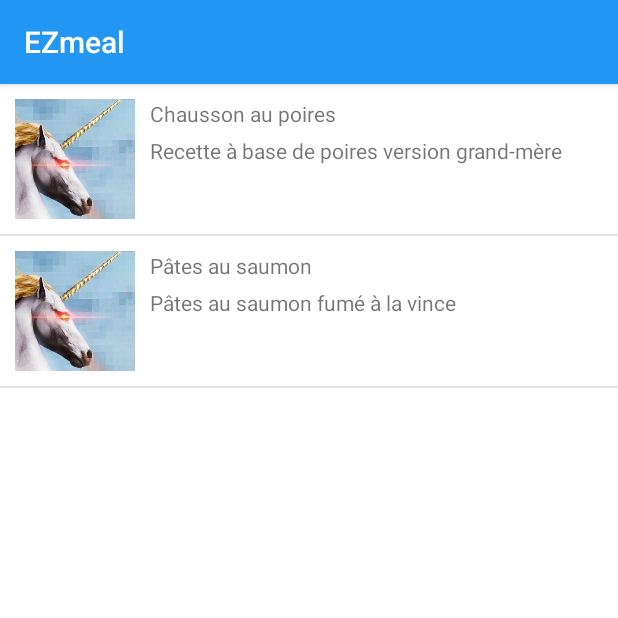
After one commit to CharlesFrere/EZmeal_groupeH5, an Android app: the Catalogue screen opened directly, with no data from a screen before it, on a phone screen of 412 x 824 dp, the top half of it. The commit adds this screen. Run offline under Robolectric (Android 15) with nearby library versions, the phone set to English and light mode, and no system bars.

Commit message:
Commit 6: création Catalogue.java, CustomAdapter.java. Création d'un catalogue qui affiche toutes les recettes (à pauffiner). Fait grâce à ListView. Création de table recette et toutes les données des recettes.

```diff
--- a/app/src/main/AndroidManifest.xml
+++ b/app/src/main/AndroidManifest.xml
@@ -19,6 +19,7 @@
         <activity android:name=".Display"></activity>
         <activity android:name=".Sinscrire"></activity>
         <activity android:name=".Compte"></activity>
+        <activity android:name=".Catalogue" />
     </application>
 
 </manifest>
--- a/app/src/main/java/com/ezmeal/groupeh/ezmeal/BDDmanager.java
+++ b/app/src/main/java/com/ezmeal/groupeh/ezmeal/BDDmanager.java
@@ -10,13 +10,15 @@ import android.content.Context;
 import android.util.Log;
 import android.widget.Toast;
 
+import java.util.ArrayList;
+
 /**
  * Created by elthe on 23-04-17.
  */
 
 public class BDDmanager extends SQLiteOpenHelper {
 
-    private static final int DATABASE_VERSION = 6;
+    private static final int DATABASE_VERSION = 18;
     private static final String DATABASE_NAME = "myBDD.db";
     private static final String TABLE_NAME = "utilisateur";
     private static final String COLUMN_ID = "id";
@@ -27,14 +29,93 @@ public class BDDmanager extends SQLiteOpenHelper {
     private static final String COLUMN_MDP = "mdp";
     private static final String TABLE_CREATE = "CREATE TABLE" + TABLE_NAME;
 
+    //2eme table
+    private static final String TABLE_NAME2 = "recette";
+    private static final String COLUMN_NOMR = "nomR";
+    private static final String COLUMN_DESCRIPTION = "description";
+    private static final String COLUMN_ETAPE = "etape";
+    private static final String COLUMN_DATE = "date";
+    private static final String COLUMN_TPREPARATION = "Tpreparation";
+    private static final String COLUMN_TCUISSON = "Tcuisson";
+    private static final String COLUMN_FACILITE = "facilite";
+    private static final String COLUMN_TYPE = "type";
+    private static final String COLUMN_SOUSTYPE = "sousType";
+    private static final String COLUMN_NBR = "nbr";
+    private static final String COLUMN_IMAGE = "image";
+
+
 
     public BDDmanager(Context context){
         super(context, DATABASE_NAME, null, DATABASE_VERSION);
     }
 
+
     @Override
     public void onCreate(SQLiteDatabase db) {
-        String query =  "CREATE TABLE " + TABLE_NAME + "(" +
+
+        //création de la table recettes
+        String query =  "CREATE TABLE " + TABLE_NAME2 + "(" +
+                COLUMN_NOMR + " VARCHAR(255) PRIMARY KEY, " +
+                //COLUMN_ID + " INTEGER PRIMARY KEY AUTOINCREMENT, " +
+                COLUMN_DESCRIPTION + " VARCHAR(255), " +
+                COLUMN_ETAPE + " VARCHAR(255), " +
+                COLUMN_DATE + " VARCHAR(255), " +
+                COLUMN_TPREPARATION + " INTEGER, " +
+                COLUMN_TCUISSON + " INTEGER, " +
+                COLUMN_FACILITE + " INTEGER, " +
+                COLUMN_TYPE + " VARCHAR(255), " +
+                COLUMN_SOUSTYPE + " VARCHAR(255), " +
+                COLUMN_NBR + " INTEGER, " +
+                COLUMN_IMAGE + " VARCHAR(255) " +
+                ");";
+        db.execSQL(query);
+
+        //on met des données dans la table recette
+        ContentValues PatesSaumon = new ContentValues();
+        PatesSaumon.put(COLUMN_NOMR, "Pâtes au saumon");
+        PatesSaumon.put(COLUMN_DESCRIPTION, "Pâtes au saumon fumé à la vince");
+        PatesSaumon.put(COLUMN_ETAPE, "Faire fondre le beurre dans une casserole et y faire revenir l'échalote hachée jusqu'à ce qu'elle blondisse.\n" +
+                "Déglacer avec le vin blanc et attendre la reprise de l'ébullition.\n" +
+                "Ajouter le jus de citron, la crème fraîche, la sauce tomate et la ciboulette.\n" +
+                "Enfin, ajouter à la préparation le saumon coupé grossièrement en carrés. \n" +
+                "Laisser chauffer la sauce sur feu très doux pendant la cuisson des pâtes.\n" +
+                "Servez la sauce et les pâtes séparément.\n" +
+                "Bon appétit !!!");
+        PatesSaumon.put(COLUMN_DATE, "2017-03-07");
+        PatesSaumon.put(COLUMN_TPREPARATION, 10);
+        PatesSaumon.put(COLUMN_TCUISSON, 15);
+        PatesSaumon.put(COLUMN_FACILITE, "facile");
+        PatesSaumon.put(COLUMN_TYPE, "plat");
+        PatesSaumon.put(COLUMN_SOUSTYPE, "chaud");
+        PatesSaumon.put(COLUMN_NBR, 4);
+        PatesSaumon.put(COLUMN_IMAGE, "patesSaumon");
+        db.insert(TABLE_NAME2, null, PatesSaumon);
+
+        ContentValues ChaussonPoires = new ContentValues();
+        ChaussonPoires.put(COLUMN_NOMR, "Chausson au poires");
+        ChaussonPoires.put(COLUMN_DESCRIPTION, "Recette à base de poires version grand-mère");
+        ChaussonPoires.put(COLUMN_ETAPE, "Préchauffer votre four à 200°C. \n" +
+                "Pelez les poires et les couper en petits morceaux. \n" +
+                "Faire fondre le beurre dans un poêle anti adhésive, ajouter dans les morceaux de poires, saupoudrez du sucre roux et de cannelle (abondamment, moi j'adore ça!!), bien mélanger et laisser mijoter...Eteigner le feu et laisser refroidir quelques minutes. \n" +
+                "Déroulez vos pâtes feuilletées. Découper deux bords parallèles de façon à obtenir deux bords droits l'un en face de l'autre, et deux bords arrondis l'un en face de l'autre (un peu compliqué!!). \n" +
+                "Couper ensuite deux longues bandes identiques dans le sens de la longueur (commencer à couper depuis un bord arrondi). \n" +
+                "Placer un bonne cuillère à soupe de préparation aux poires au bas d'une bande. Replier le bord supérieur par dessus. Souder le bord tout le long du chausson. Tailler trois \"nervures\" sur le dessus du chausson. \n" +
+                "Mélanger le jaune d'oeuf, le lait et le sucre. Déposer ce mélange au pinceau sur le chausson. \n" +
+                "Réitérer cette opération jusqu'à obtenir 4 chaussons aux poires. \n" +
+                "Placer au four pendant 15 mn.");
+        ChaussonPoires.put(COLUMN_DATE, "2017-05-07");
+        ChaussonPoires.put(COLUMN_TPREPARATION, 15);
+        ChaussonPoires.put(COLUMN_TCUISSON, 20);
+        ChaussonPoires.put(COLUMN_FACILITE, "moyen");
+        ChaussonPoires.put(COLUMN_TYPE, "plat");
+        ChaussonPoires.put(COLUMN_SOUSTYPE, "chaud");
+        ChaussonPoires.put(COLUMN_NBR, 4);
+        ChaussonPoires.put(COLUMN_IMAGE, "ChaussonPoires");
+        db.insert(TABLE_NAME2, null, ChaussonPoires);
+
+
+        //création de la table utilisateur, qui est initIalement vide
+        String queryB =  "CREATE TABLE " + TABLE_NAME + "(" +
                 COLUMN_EMAIL + " VARCHAR(255) PRIMARY KEY, " +
                 //COLUMN_ID + " INTEGER PRIMARY KEY AUTOINCREMENT, " +
                 COLUMN_PRENOM + " VARCHAR(255), " +
@@ -42,7 +123,7 @@ public class BDDmanager extends SQLiteOpenHelper {
                 COLUMN_AGE + " VARCHAR(255), " +
                 COLUMN_MDP + " VARCHAR(255) " +
                 ");";
-        db.execSQL(query);
+        db.execSQL(queryB);
     }
 
     //création de insterUser()
@@ -131,10 +212,53 @@ public class BDDmanager extends SQLiteOpenHelper {
         return y;
     }
 
+    //Search une data grâce à recette
+    public String searchData2(String NomR, String dataColumn){
+        SQLiteDatabase db = this.getReadableDatabase();
+
+        String query = "select nomR, " + dataColumn +" from "+TABLE_NAME2;
+        //pose le curseur au résufltat de la query
+        Cursor cu = db.rawQuery(query, null);
+        String x, y;
+        y = "pas trouvé";
+        if(cu.moveToFirst()){
+            do{
+                x = cu.getString(cu.getColumnIndex(COLUMN_NOMR));
+                if(x.equals(NomR)){
+                    y = cu.getString(cu.getColumnIndex(dataColumn));
+                    break;
+                }
+            }
+            while(cu.moveToNext());
+        }
+        cu.close();
+        return y;
+    }
+
+    //Création d'un arraylist qui contient les titres de toutes les recettes
+    public ArrayList<String> getRecetteArray(){
+        SQLiteDatabase db = this.getReadableDatabase();
+        String query = "SELECT NOMR FROM " + TABLE_NAME2;
+        Cursor dataCursor = db.rawQuery(query, null);
+        //on choppe les données grâce au curseur et on les met dans une liste
+        ArrayList<String> listData = new ArrayList<>();
+        while(dataCursor.moveToNext()){
+            //choppe la valeur de la database en column
+            //et l'ajoute à l'arraylist
+            listData.add(dataCursor.getString(dataCursor.getColumnIndex(COLUMN_NOMR)));
+        }
+        dataCursor.close();
+        return listData;
+    }
+
+    //Méthode qui renvoie une certaine info(descrption, date,...) d'une recette en fct de son titre.
+
+
     @Override
     public void onUpgrade(SQLiteDatabase db, int oldVersion, int newVersion) {
         // delete the existing database
         db.execSQL("DROP TABLE IF EXISTS " + TABLE_NAME);
+        db.execSQL("DROP TABLE IF EXISTS " + TABLE_NAME2);
         // call onCreate
         onCreate(db);
     }
--- /dev/null
+++ b/app/src/main/java/com/ezmeal/groupeh/ezmeal/Catalogue.java
@@ -0,0 +1,37 @@
+package com.ezmeal.groupeh.ezmeal;
+
+import android.database.Cursor;
+import android.os.Bundle;
+import android.widget.ArrayAdapter;
+import android.widget.ListAdapter;
+import android.widget.ListView;
+
+import java.util.ArrayList;
+
+/**
+ * Created by elthe on 30-04-17.
+ */
+
+public class Catalogue extends BaseActivity {
+
+    private ListView myListView;
+    BDDmanager myManager = new BDDmanager(this);
+
+    @Override
+    protected void onCreate(Bundle savedInstanceState) {
+        super.onCreate(savedInstanceState);
+        setContentView(R.layout.catalogue);
+        myListView = (ListView)findViewById(R.id.LVcatalogue);
+        populateListView();
+    }
+
+    private void populateListView(){
+        BDDmanager b = new BDDmanager(this);
+        ArrayList arr = new ArrayList();
+        arr = b.getRecetteArray();
+        //on crée un adapteur pour la liste
+        //ListAdapter adapter = new ArrayAdapter<>(this, android.R.layout.simple_list_item_1, arr);
+        ListAdapter adapter = new CustomAdapter(this, arr);
+        myListView.setAdapter(adapter);
+    }
+}
--- /dev/null
+++ b/app/src/main/java/com/ezmeal/groupeh/ezmeal/CustomAdapter.java
@@ -0,0 +1,51 @@
+package com.ezmeal.groupeh.ezmeal;
+
+import android.content.Context;
+import android.support.annotation.LayoutRes;
+import android.support.annotation.NonNull;
+import android.support.annotation.Nullable;
+import android.view.LayoutInflater;
+import android.view.View;
+import android.view.ViewGroup;
+import android.widget.ArrayAdapter;
+import android.widget.EditText;
+import android.widget.ImageView;
+import android.widget.TextView;
+
+import org.w3c.dom.Text;
+
+import java.util.ArrayList;
+
+/**
+ * Created by elthe on 01-05-17.
+ */
+
+public class CustomAdapter extends ArrayAdapter<String> {
+
+
+
+    public CustomAdapter(Context context, ArrayList recette) {
+        super(context, R.layout.customlist, recette);
+    }
+
+    BDDmanager myManager = new BDDmanager(getContext());
+    @Override
+    public View getView(int position, View convertView, ViewGroup parent) {
+        LayoutInflater myInflater = LayoutInflater.from(getContext());
+        View customView = myInflater.inflate(R.layout.customlist, parent, false);
+
+        String RecetteTitre = getItem(position);
+        TextView TVcustomTitle = (TextView) customView.findViewById(R.id.TVcustomTitle);
+        //ImageView IVcustom = (ImageView) customView.findViewById(R.id.IVcustom);
+
+        TVcustomTitle.setText(RecetteTitre); //change dynamiquement les titres en fct de ce qu'on a dans l'arraylist
+
+        String descriptionFromBDD = myManager.searchData2(RecetteTitre, "description");
+        TextView TVcustomDescription = (TextView) customView.findViewById(R.id.TVcustomDescription);
+        TVcustomDescription.setText(descriptionFromBDD);
+
+
+        //IVcustom.setImageResource(R.mipmap.cube);
+        return customView;
+    }
+}
--- a/app/src/main/java/com/ezmeal/groupeh/ezmeal/Display.java
+++ b/app/src/main/java/com/ezmeal/groupeh/ezmeal/Display.java
@@ -26,6 +26,12 @@ public class Display extends BaseActivity {
     }
 
     public void onBtnClick(View v) {
+
+        if (v.getId() == R.id.bCatalogue) {
+            Intent ghh = new Intent(Display.this, Catalogue.class); //changement d'activity
+            startActivity(ghh);
+        }
+
         if (v.getId() == R.id.bDeconnecter) {
             Intent gh = new Intent(Display.this, MainActivity.class); //changement d'activity
             startActivity(gh);
--- /dev/null
+++ b/app/src/main/res/layout/catalogue.xml
@@ -0,0 +1,13 @@
+<?xml version="1.0" encoding="utf-8"?>
+<RelativeLayout xmlns:android="http://schemas.android.com/apk/res/android"
+    android:orientation="vertical" android:layout_width="match_parent"
+    android:layout_height="match_parent">
+
+    <ListView
+        android:id="@+id/LVcatalogue"
+        android:layout_width="match_parent"
+        android:layout_height="match_parent">
+
+    </ListView>
+
+</RelativeLayout>
--- /dev/null
+++ b/app/src/main/res/layout/customlist.xml
@@ -0,0 +1,34 @@
+<?xml version="1.0" encoding="utf-8"?>
+<LinearLayout xmlns:android="http://schemas.android.com/apk/res/android"
+    xmlns:app="http://schemas.android.com/apk/res-auto"
+    android:layout_width="match_parent"
+    android:layout_height="wrap_content">
+
+    <ImageView
+        android:id="@+id/IVcustom"
+        android:layout_width="80dp"
+        android:layout_height="80dp"
+        android:layout_margin="10dp"
+        app:srcCompat="@mipmap/cube" />
+
+    <LinearLayout
+        android:layout_width="match_parent"
+        android:layout_height="match_parent"
+        android:orientation="vertical">
+
+        <TextView
+            android:id="@+id/TVcustomTitle"
+            android:layout_width="match_parent"
+            android:layout_height="wrap_content"
+            android:layout_marginBottom="5dp"
+            android:layout_marginTop="10dp"
+            android:text="TextView" />
+
+        <TextView
+            android:id="@+id/TVcustomDescription"
+            android:layout_width="match_parent"
+            android:layout_height="wrap_content"
+            android:text="TextView" />
+    </LinearLayout>
+
+</LinearLayout>
--- a/app/src/main/res/layout/display.xml
+++ b/app/src/main/res/layout/display.xml
@@ -39,11 +39,11 @@
     </LinearLayout>
 
     <Button
-        android:id="@+id/bAcceuil"
+        android:id="@+id/bCatalogue"
         android:layout_width="match_parent"
         android:layout_height="wrap_content"
         android:onClick="onBtnClick"
-        android:text="Acceuil" />
+        android:text="Toutes les recettes" />
 
     <Button
         android:id="@+id/bChercher"
```
Also changed, not shown: app/src/main/res/menu/menu_main2.xml (added, +10 -0 lines), app/src/main/res/mipmap-hdpi/cube.jpg (added). Lines whose indentation alone changed are shown as unchanged.
